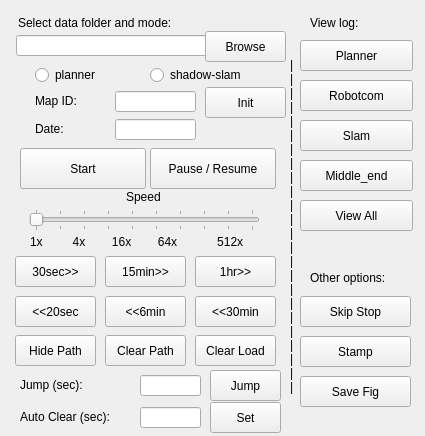
This is windowContents_for_linux.ui in Stanley80-Peng/VirtualMonitor as Qt 5 draws it before an edit. The edited form follows.
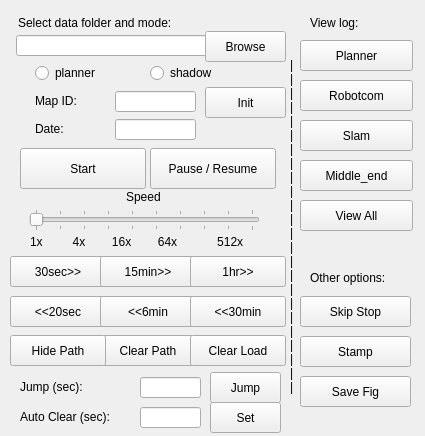
This is the edited form.

```diff
--- a/windowContents_for_linux.ui
+++ b/windowContents_for_linux.ui
@@ -206,9 +206,9 @@
   <widget class="QPushButton" name="button_forw30">
    <property name="geometry">
     <rect>
-     <x>15</x>
+     <x>10</x>
      <y>256</y>
-     <width>81</width>
+     <width>96</width>
      <height>31</height>
     </rect>
    </property>
@@ -222,9 +222,9 @@
   <widget class="QPushButton" name="button_forw15">
    <property name="geometry">
     <rect>
-     <x>105</x>
+     <x>100</x>
      <y>256</y>
-     <width>81</width>
+     <width>96</width>
      <height>31</height>
     </rect>
    </property>
@@ -238,9 +238,9 @@
   <widget class="QPushButton" name="button_forw1h">
    <property name="geometry">
     <rect>
-     <x>195</x>
+     <x>190</x>
      <y>256</y>
-     <width>81</width>
+     <width>96</width>
      <height>31</height>
     </rect>
    </property>
@@ -254,9 +254,9 @@
   <widget class="QPushButton" name="button_back20">
    <property name="geometry">
     <rect>
-     <x>15</x>
+     <x>10</x>
      <y>296</y>
-     <width>81</width>
+     <width>96</width>
      <height>31</height>
     </rect>
    </property>
@@ -270,9 +270,9 @@
   <widget class="QPushButton" name="button_back6">
    <property name="geometry">
     <rect>
-     <x>105</x>
+     <x>100</x>
      <y>296</y>
-     <width>81</width>
+     <width>96</width>
      <height>31</height>
     </rect>
    </property>
@@ -286,9 +286,9 @@
   <widget class="QPushButton" name="button_back30">
    <property name="geometry">
     <rect>
-     <x>195</x>
+     <x>190</x>
      <y>296</y>
-     <width>81</width>
+     <width>96</width>
      <height>31</height>
     </rect>
    </property>
@@ -318,9 +318,9 @@
   <widget class="QPushButton" name="button_clear_path">
    <property name="geometry">
     <rect>
-     <x>105</x>
+     <x>100</x>
      <y>335</y>
-     <width>81</width>
+     <width>96</width>
      <height>31</height>
     </rect>
    </property>
@@ -390,7 +390,7 @@
    <property name="geometry">
     <rect>
      <x>35</x>
-     <y>65</y>
+     <y>63</y>
      <width>101</width>
      <height>20</height>
     </rect>
@@ -403,21 +403,21 @@
    <property name="geometry">
     <rect>
      <x>150</x>
-     <y>65</y>
+     <y>63</y>
      <width>121</width>
      <height>20</height>
     </rect>
    </property>
    <property name="text">
-    <string>shadow-slam</string>
+    <string>shadow</string>
    </property>
   </widget>
   <widget class="QPushButton" name="button_clear_load">
    <property name="geometry">
     <rect>
-     <x>195</x>
+     <x>190</x>
      <y>335</y>
-     <width>81</width>
+     <width>96</width>
      <height>31</height>
     </rect>
    </property>
@@ -431,9 +431,9 @@
   <widget class="QPushButton" name="button_hide_path">
    <property name="geometry">
     <rect>
-     <x>15</x>
+     <x>10</x>
      <y>335</y>
-     <width>81</width>
+     <width>96</width>
      <height>31</height>
     </rect>
    </property>
@@ -464,7 +464,7 @@
    <property name="geometry">
     <rect>
      <x>210</x>
-     <y>370</y>
+     <y>372</y>
      <width>71</width>
      <height>31</height>
     </rect>
@@ -477,7 +477,7 @@
    <property name="geometry">
     <rect>
      <x>20</x>
-     <y>377</y>
+     <y>379</y>
      <width>81</width>
      <height>16</height>
     </rect>
@@ -490,7 +490,7 @@
    <property name="geometry">
     <rect>
      <x>140</x>
-     <y>375</y>
+     <y>377</y>
      <width>61</width>
      <height>21</height>
     </rect>
```
Left out of the diff: 18 changed lines with no effect on the pictures.
